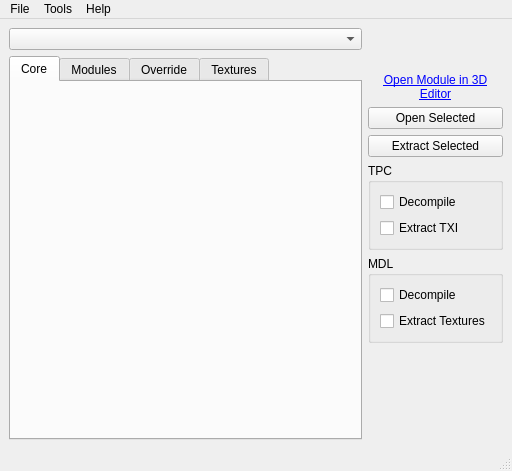
First picture: the form in src/ui/windows/main.ui, repository vrifftech/HolocronToolset, before the edit.
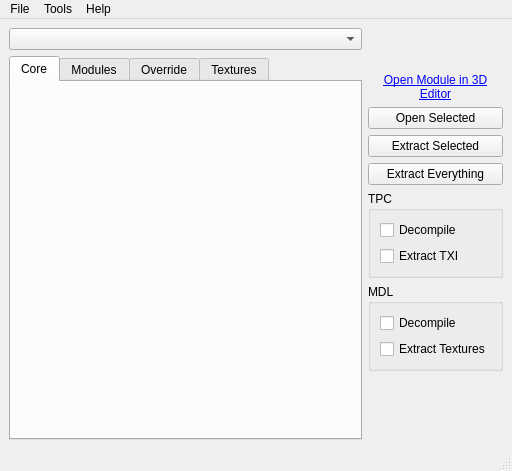
Second picture: the form after the edit. Icons and pictures are not drawn. Custom widgets are drawn as their Qt base class.

```diff
--- a/src/ui/windows/main.ui
+++ b/src/ui/windows/main.ui
@@ -195,6 +195,16 @@
            </property>
           </widget>
          </item>
+         <item>
+          <widget class="QPushButton" name="extractAllButton">
+           <property name="text">
+            <string>Extract Everything</string>
+           </property>
+           <property name="toolTip">
+            <string>Extract every resource in the current section, including resources hidden by the search filter.</string>
+           </property>
+          </widget>
+         </item>
          <item>
           <widget class="QGroupBox" name="tpcGroup_2">
            <property name="title">
```
